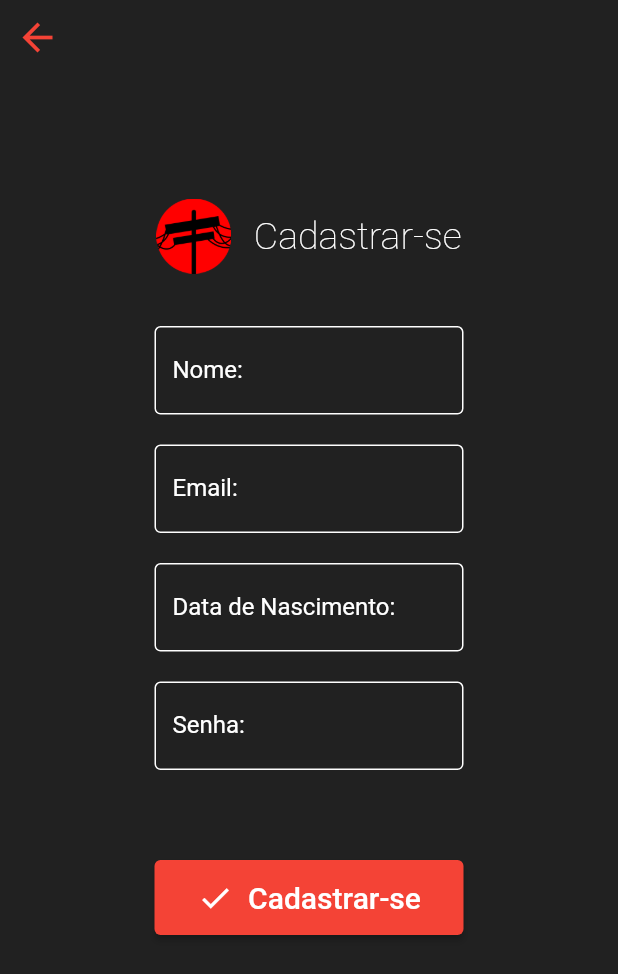
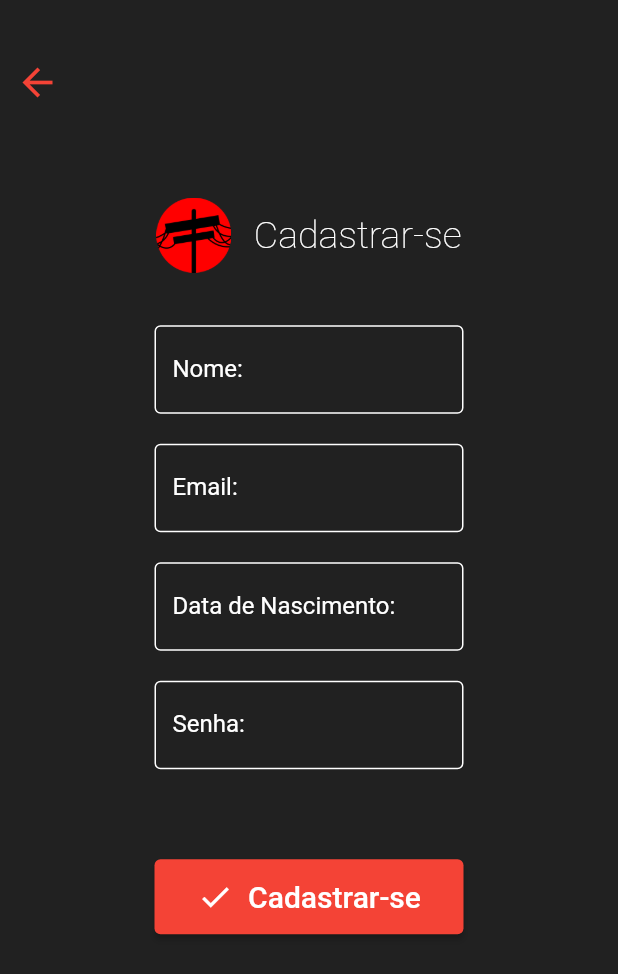
Before and after one commit to PeriNetwork/MobilePeri, a Flutter app: the CreateAccountPage screen opened by its route, on a phone screen of 412 x 824 dp. Shown: the top 974 px of the screen. Run offline on Flutter 3.47's test engine with Material 2 defaults, Android fonts, the phone set to English and light mode, and no system bars; our stand-ins replace font_awesome_flutter, like_button.

Commit message:
android manifest

```diff
--- a/peri_mobile_flutter/lib/main.dart
+++ b/peri_mobile_flutter/lib/main.dart
@@ -2,7 +2,6 @@
 
 import 'package:flutter/material.dart';
 import 'package:peri_mobile_flutter/UserProfile/user_profile.dart';
-import 'package:peri_mobile_flutter/create_post.dart';
 import 'package:peri_mobile_flutter/home_page.dart';
 import 'package:peri_mobile_flutter/notifications_page/notifications_page.dart';
 import 'package:peri_mobile_flutter/sign_in/create_account/create_account.dart';
--- a/peri_mobile_flutter/lib/sign_in/create_account/create_account.dart
+++ b/peri_mobile_flutter/lib/sign_in/create_account/create_account.dart
@@ -30,7 +30,7 @@ class _CreateAccountPageState extends State<CreateAccountPage> {
               Row(
                 children: [
                   Padding(
-                    padding: EdgeInsets.all(10),
+                    padding: EdgeInsets.only(top: 40, left: 10),
                     child: GestureDetector(
                       onTap: () {
                         Navigator.pushNamed(context, '/');
@@ -46,7 +46,7 @@ class _CreateAccountPageState extends State<CreateAccountPage> {
               ),
               Padding(
                   padding: EdgeInsets.only(
-                    top: 0.2 * (MediaQuery.of(context).size.width),
+                    top: 0.15 * (MediaQuery.of(context).size.width),
                   ),
                   child: Row(
                     mainAxisAlignment: MainAxisAlignment.center,
--- a/peri_mobile_flutter/lib/sign_in/login/login_page.dart
+++ b/peri_mobile_flutter/lib/sign_in/login/login_page.dart
@@ -22,7 +22,7 @@ class _LoginPageState extends State<LoginPage> {
           Row(
             children: [
               Padding(
-                padding: EdgeInsets.all(10),
+                padding: EdgeInsets.only(top: 40, left: 10),
                 child: GestureDetector(
                   onTap: () {
                     Navigator.pushNamed(context, '/');
```
Also changed, not shown: peri_mobile_flutter/pubspec.lock, 1 other file.
